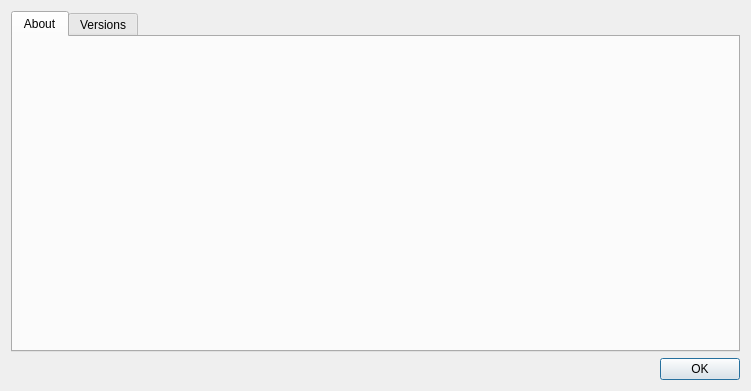
First picture: the form in src/gui/aboutdialog.ui, repository nextcloud/desktop, before the edit.
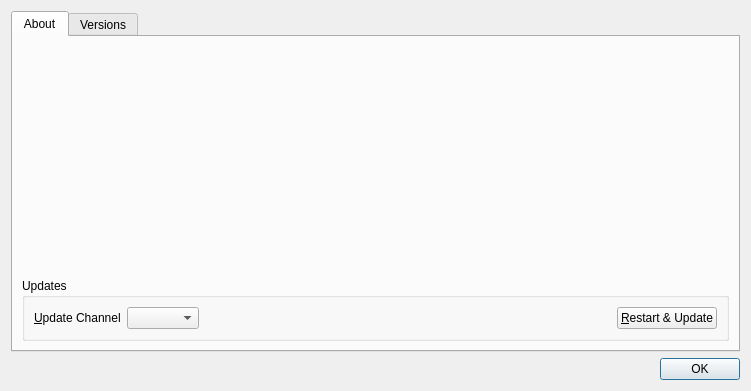
Second picture: the form after the edit. Icons and pictures are not drawn.

Commit message:
Add update information to the about dialog
Fixes: #11486

```diff
--- a/src/gui/aboutdialog.ui
+++ b/src/gui/aboutdialog.ui
@@ -23,7 +23,9 @@
       <attribute name="title">
        <string>About</string>
       </attribute>
-      <layout class="QHBoxLayout">
+      <layout class="QVBoxLayout" name="verticalLayout_4">
+       <item>
+        <layout class="QHBoxLayout" name="horizontalLayout">
        <item>
         <layout class="QVBoxLayout" name="verticalLayout_2">
          <item>
@@ -87,6 +89,59 @@
         </widget>
        </item>
       </layout>
+       </item>
+       <item>
+        <widget class="QGroupBox" name="updaterWidget">
+         <property name="title">
+          <string>Updates</string>
+         </property>
+         <layout class="QHBoxLayout" name="horizontalLayout_2">
+          <item>
+           <widget class="QLabel" name="updateChannelLabel">
+            <property name="sizePolicy">
+             <sizepolicy hsizetype="Maximum" vsizetype="Preferred">
+              <horstretch>0</horstretch>
+              <verstretch>0</verstretch>
+             </sizepolicy>
+            </property>
+            <property name="text">
+             <string>&amp;Update Channel</string>
+            </property>
+            <property name="buddy">
+             <cstring>updateChannel</cstring>
+            </property>
+           </widget>
+          </item>
+          <item>
+           <widget class="QComboBox" name="updateChannel">
+            <property name="sizePolicy">
+             <sizepolicy hsizetype="Maximum" vsizetype="Fixed">
+              <horstretch>0</horstretch>
+              <verstretch>0</verstretch>
+             </sizepolicy>
+            </property>
+           </widget>
+          </item>
+          <item>
+           <widget class="QLabel" name="updateStateLabel"/>
+          </item>
+          <item>
+           <widget class="QPushButton" name="restartButton">
+            <property name="sizePolicy">
+             <sizepolicy hsizetype="Maximum" vsizetype="Fixed">
+              <horstretch>0</horstretch>
+              <verstretch>0</verstretch>
+             </sizepolicy>
+            </property>
+            <property name="text">
+             <string>&amp;Restart &amp;&amp; Update</string>
+            </property>
+           </widget>
+          </item>
+         </layout>
+        </widget>
+       </item>
+      </layout>
      </widget>
      <widget class="QWidget" name="tab_2">
       <attribute name="title">
```
Left out of the diff: 12 changed lines with no effect on the pictures. Lines whose indentation alone changed are shown as unchanged. The commit also changes 5 other files.
